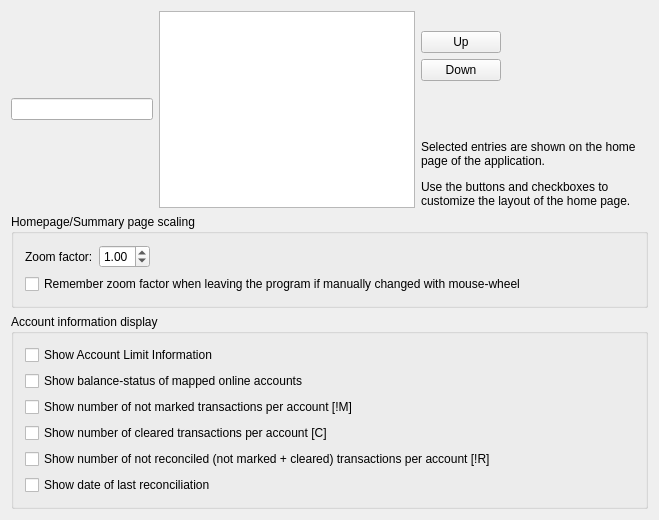
The window that kmymoney/dialogs/settings/ksettingshome.ui (KDE/kmymoney) describes before a commit, drawn with Qt 5.
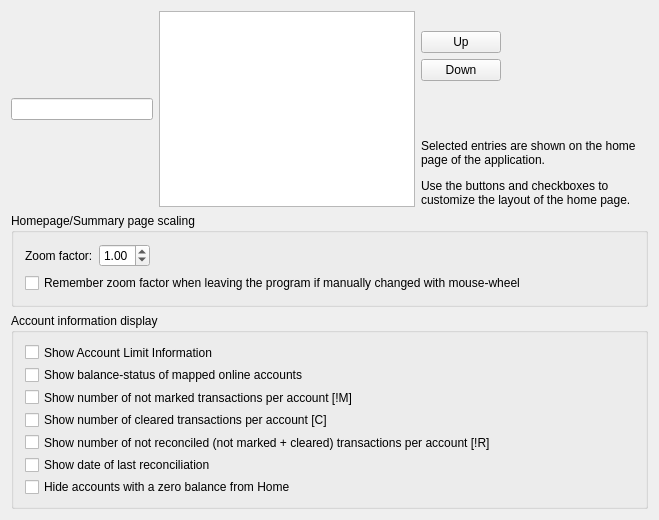
The same window after the commit. Custom widgets are drawn as their Qt base class.

Commit message:
Split Hide Accounts with Zero Balance into 2 settings.
Initially I wanted this to hide unused accounts from the home view
but kept them in the Accounts tab when I started using said accounts.
But this change also now hides them from Accounts tab. So use a new
setting HideZeroBalanceAccountsHome to hide things from the Home view
and use the original to hide from Accounts tab.
This way each can be toggled independently based on user preference.

```diff
--- a/kmymoney/dialogs/settings/ksettingshome.ui
+++ b/kmymoney/dialogs/settings/ksettingshome.ui
@@ -232,6 +232,13 @@
         </property>
        </widget>
       </item>
+      <item row="6" column="0" colspan="2">
+       <widget class="QCheckBox" name="kcfg_HideZeroBalanceAccountsHome">
+        <property name="text">
+         <string>Hide accounts with a zero balance from Home</string>
+        </property>
+       </widget>
+      </item>
      </layout>
     </widget>
    </item>
```
The commit also changes 3 other files.
